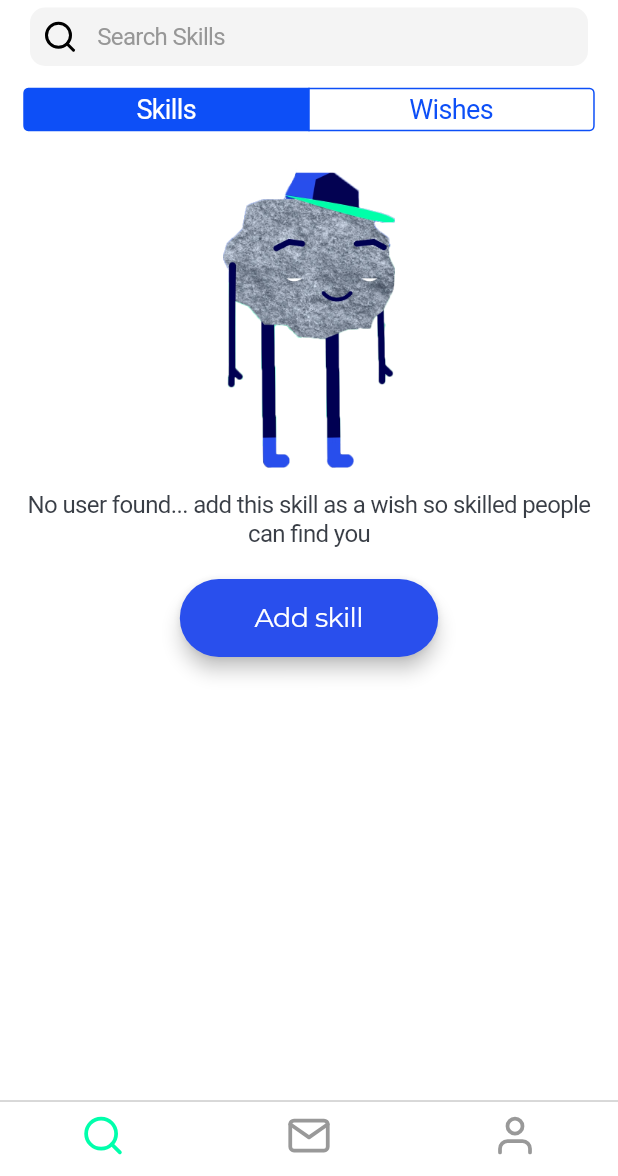
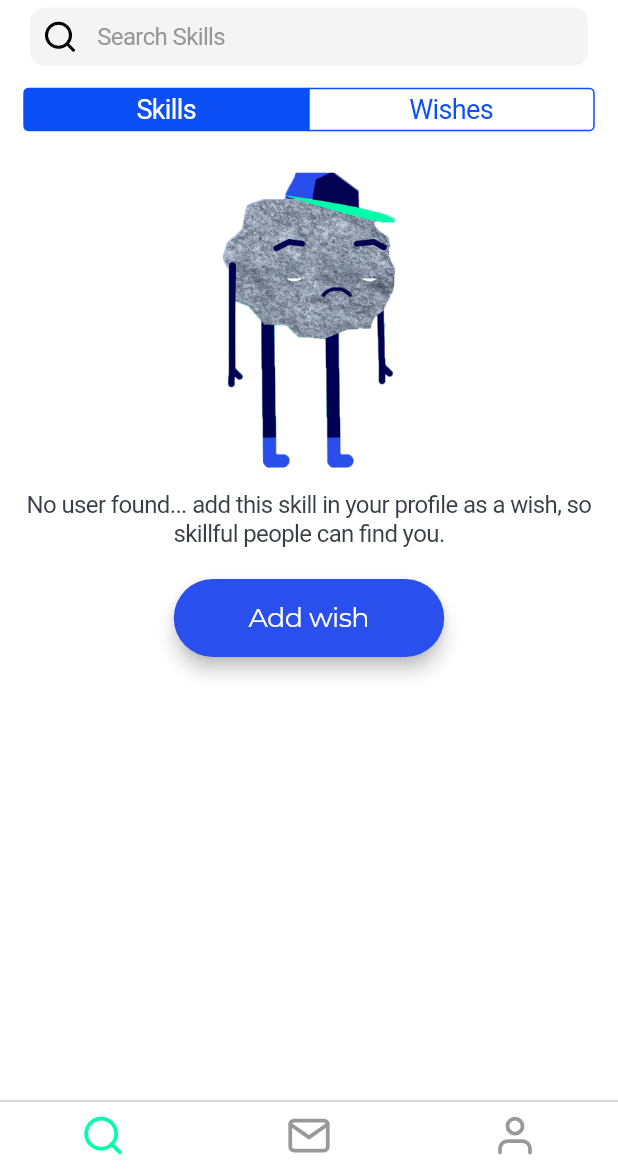
Before and after one commit to isaakhanimann/flowby, a Flutter app: the NavigationScreen screen opened by its route, on a phone screen of 412 x 824 dp, the part 60-1236 px from its top. Run offline on Flutter 3.47's test engine with Material 2 defaults, Android fonts, the phone set to English and light mode, and no system bars; our stand-ins replace cached_network_image, cloud_firestore, equatable, firebase_auth, firebase_messaging, firebase_storage and 11 more; missing offline and left inert: apple_sign_in; accounts and stored records are empty; Roboto replaces fonts that are missing (NotoRegular); project files that could hold a hidden picture were left out.

Commit message:
styling changes

```diff
--- a/lib/screens/settings_screen.dart
+++ b/lib/screens/settings_screen.dart
@@ -18,10 +18,11 @@ class SettingsScreen extends StatelessWidget {
   List<SettingsItem> _buildSettingsChildren(BuildContext context) {
     return [
       SettingsItem(
-          leading: Icon(Feather.share_2, color: kLoginBackgroundColor),
-          title: Text('Invite a friend', style: kUsernameTextStyle),
-          onTap: () => Share.share(
-              'Flowby is the largest skill-sharing community. The more the merrier. Join the adventure: https://flowby.apps')),
+        leading: Icon(Feather.share_2, color: kLoginBackgroundColor),
+        title: Text('Invite a friend', style: kUsernameTextStyle),
+        onTap: () => Share.share(
+            'Flowby is a close by community of people that share their skills in person. Join the adventure: https://flowby.app. Tell your friends about it, the more the merrier.'),
+      ),
       SettingsItem(
         leading: Icon(Feather.log_out, color: kLoginBackgroundColor),
         title: Text('Sign Out', style: kUsernameTextStyle),
--- a/lib/widgets/no_results.dart
+++ b/lib/widgets/no_results.dart
@@ -49,16 +49,16 @@ class _NoResultsState extends State<NoResults> {
               SizedBox(height: 15.0),
               widget.isSkillSelected
                   ? Text(
-                      'No user found... add this skill as a wish so skilled people can find you',
+                      'No user found... add this skill in your profile as a wish, so skillful people can find you.',
                       style: kAddSkillsTextStyle,
                       textAlign: TextAlign.center,
                     )
-                  : Text('No user with this wish found',
+                  : Text('No user found with this wish.',
                       style: kAddSkillsTextStyle, textAlign: TextAlign.center),
               SizedBox(height: 5.0),
               widget.isSkillSelected
                   ? RoundedButton(
-                      text: 'Add skill',
+                      text: 'Add wish',
                       textColor: Colors.white,
                       color: kBlueButtonColor,
                       onPressed: () async {
@@ -88,7 +88,7 @@ class _NoResultsState extends State<NoResults> {
                       textColor: Colors.white,
                       color: kBlueButtonColor,
                       onPressed: () => Share.share(
-                          'Flowby is a skill-sharing community where you meet people nearby you to learn new skills. The more, the merrier and the more skills. Join the adventure: https://flowby.app/'),
+                          'Flowby is a close by community of people that share their skills in person. Join the adventure: https://flowby.app. Tell your friends about it, the more the merrier.'),
                     ),
             ],
           ),
```
Also changed, not shown: lib/screens/chat_screen.dart (+3 -6 lines), lib/screens/edit_profile_screen.dart (+6 -6 lines), assets/images/stony_sad.png, assets/images/stony_sad_happy.png (added), 1 other file.
